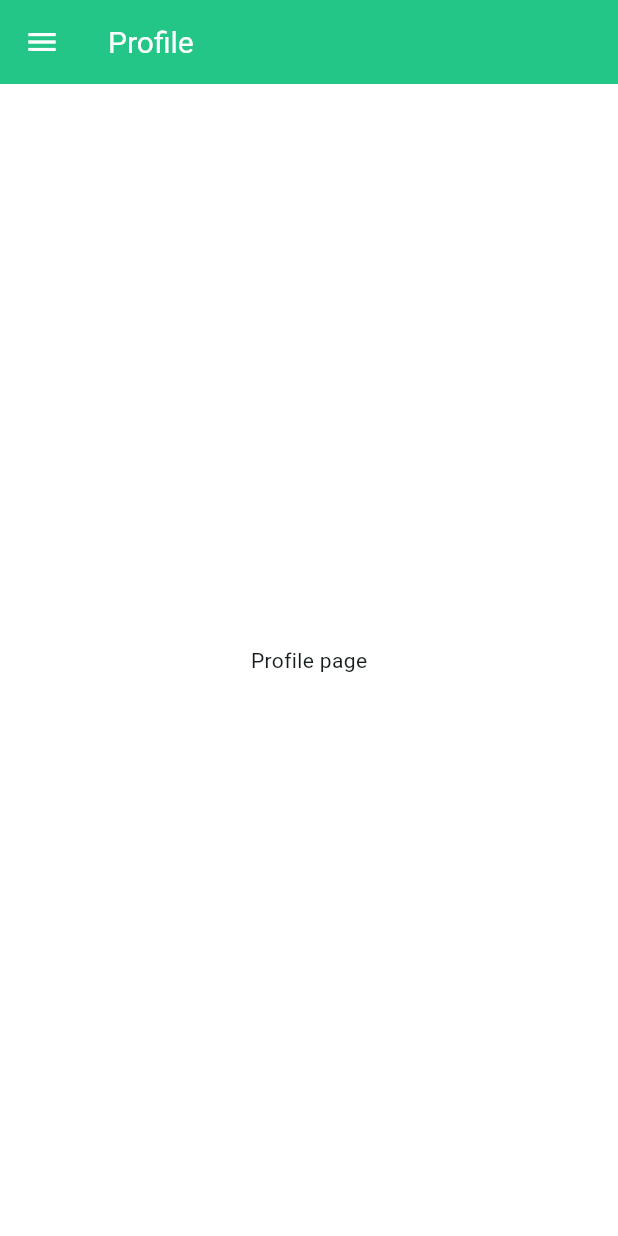
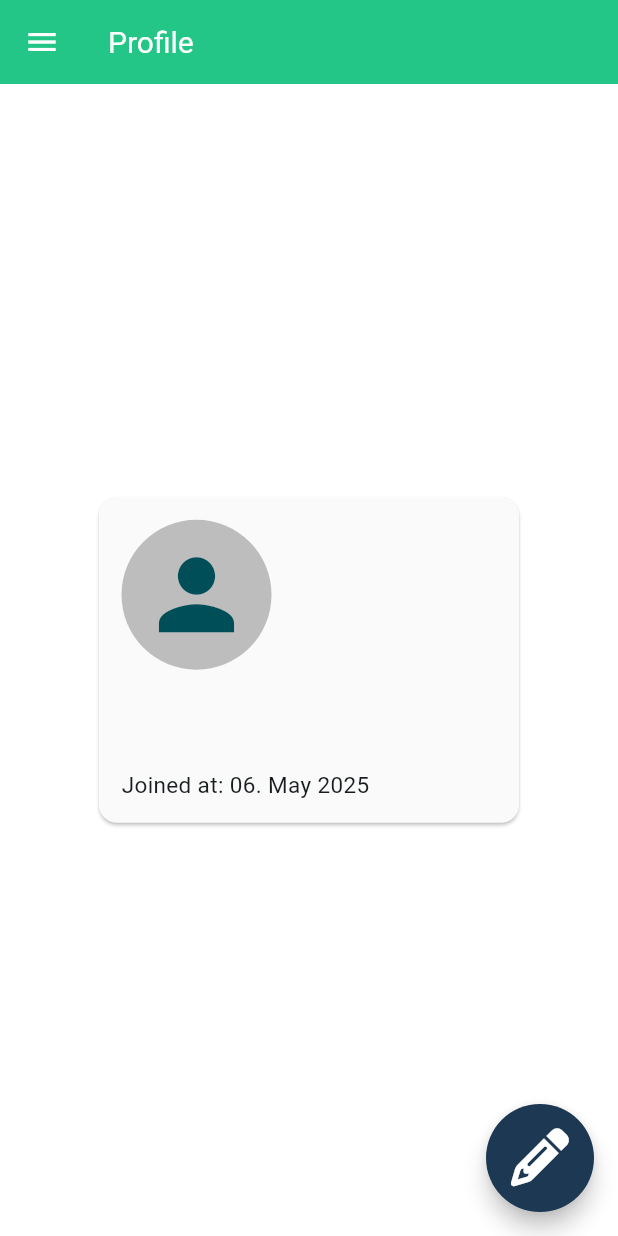
Before and after one commit to JovanZdravkovic/TaskJournalMobile, a Flutter app: the ProfilePage screen opened directly, on a phone screen of 412 x 824 dp. Run offline on Flutter 3.47's test engine with Material 3 defaults, Android fonts, the phone set to English and light mode, and no system bars; our stand-ins replace cookie_jar, dio, dio_cookie_manager, email_validator, file_picker, flutter_datetime_picker_plus and 2 more; accounts and stored records are empty; network calls fail.

Commit message:
Added profile page

```diff
--- a/task_journal_mobile/lib/constants.dart
+++ b/task_journal_mobile/lib/constants.dart
@@ -39,3 +39,6 @@ const kTaskCardHeight = 400.0;
 const kInputBorderRadius = 15.0;
 const kChipBorderRadius = 20.0;
 const kCardBorderRadius = 8.0;
+
+const kProfileIconRadius = 50.0;
+const kAlternativeProfileIconSize = 75.0;
--- a/task_journal_mobile/lib/main.dart
+++ b/task_journal_mobile/lib/main.dart
@@ -12,6 +12,7 @@ import 'package:task_journal_mobile/services/auth_service.dart';
 import 'package:task_journal_mobile/services/base_service.dart';
 import 'package:task_journal_mobile/services/tasks_history_service.dart';
 import 'package:task_journal_mobile/services/tasks_service.dart';
+import 'package:task_journal_mobile/services/user_service.dart';
 import 'package:task_journal_mobile/utils/auth_guard.dart';
 import 'package:task_journal_mobile/utils/theme.dart';
 
@@ -31,6 +32,9 @@ void main() {
         ),
         ProxyProvider<BaseService, TasksHistoryService>(
           update: (context, baseService, previous) => TasksHistoryService(baseService: baseService),
+        ),
+        ProxyProvider<BaseService, UserService>(
+          update: (context, baseService, previous) => UserService(baseService: baseService),
         ),
       ],
       child: const TaskJournalApp(),
--- a/task_journal_mobile/lib/screens/profile.dart
+++ b/task_journal_mobile/lib/screens/profile.dart
@@ -1,4 +1,14 @@
+import 'dart:typed_data';
+
+import 'package:file_picker/file_picker.dart';
 import 'package:flutter/material.dart';
+import 'package:font_awesome_flutter/font_awesome_flutter.dart';
+import 'package:intl/intl.dart';
+import 'package:provider/provider.dart';
+import 'package:task_journal_mobile/constants.dart';
+import 'package:task_journal_mobile/models/user.dart';
+import 'package:task_journal_mobile/services/user_service.dart';
+import 'package:task_journal_mobile/utils/theme.dart';
 import 'package:task_journal_mobile/widgets/drawer.dart';
 
 class ProfilePage extends StatefulWidget {
@@ -9,16 +19,127 @@ class ProfilePage extends StatefulWidget {
 }
 
 class _ProfilePageState extends State<ProfilePage> {
+
+  String pickedFile = 'Pick a file';
+  Uint8List? imageBytes;
+  User? user;
+
+  Future<void> openFilePicker() async {
+    FilePickerResult? result = await FilePicker.platform.pickFiles(type: FileType.any);
+    if(result != null) {
+      setState(() {
+        pickedFile = result.files.first.name;
+      });
+    }
+  }
+
+  void getIcon() async {
+    final bytes = await Provider.of<UserService>(context, listen: false).getIcon();
+    setState(() {
+      imageBytes = bytes;
+    });
+  }
+
+  void getUser() async {
+    final userResult = await Provider.of<UserService>(context, listen: false).getUser();
+    setState(() {
+      user = userResult;
+    });
+  }
+
+  @override
+  void initState() {
+    super.initState();
+    getUser();
+    getIcon();
+  }
+
   @override
   Widget build(BuildContext context) {
+    if(user != null) {
+      return Scaffold(
+        appBar: AppBar(
+          title: const Text('Profile'),
+        ),
+        drawer: const NavigationDrawerWidget(),
+        body: Center(
+          child: Card(
+            child: Padding(
+              padding: const EdgeInsets.all(kStandardPadding),
+              child: Column(
+                crossAxisAlignment: CrossAxisAlignment.start,
+                mainAxisSize: MainAxisSize.min,
+                children: [
+                  if (imageBytes != null) ...[
+                    CircleAvatar(
+                      radius: kProfileIconRadius,
+                      backgroundImage: MemoryImage(imageBytes!),
+                    ),
+                    const SizedBox(
+                      height: kExtraSmallSpacingBoxSize,
+                      width: kExtraSmallSpacingBoxSize,
+                    ),
+                  ],
+                  if (imageBytes == null) ...[
+                    CircleAvatar(
+                      radius: kProfileIconRadius,
+                      backgroundColor: Colors.grey.shade400,
+                      child: const Icon(Icons.person, size: kAlternativeProfileIconSize),
+                    ),
+                    const SizedBox(
+                      height: kExtraSmallSpacingBoxSize,
+                      width: kExtraSmallSpacingBoxSize,
+                    ),
+                  ],
+                  SizedBox(
+                    width: kMediumInputWidth,
+                    child: Text(user!.username, style: cardTextStyle,)
+                  ),
+                  const SizedBox(
+                    height: kExtraSmallSpacingBoxSize,
+                    width: kExtraSmallSpacingBoxSize,
+                  ),
+                  SizedBox(
+                    width: kMediumInputWidth,
+                    child: Text(user!.email, style: cardTextStyle,)
+                  ),
+                  const SizedBox(
+                    height: kExtraSmallSpacingBoxSize,
+                    width: kExtraSmallSpacingBoxSize,
+                  ),
+                  SizedBox(
+                    width: kMediumInputWidth,
+                    child: Text('Joined at: ${DateFormat('dd. MMM yyyy').format(user!.createdAt)}', style: cardTextStyle),
+                  ),
+                ],
+              ),
+            ),
+          ),
+        ),
+        floatingActionButton: SizedBox(
+          height: kFloatingActionButtonSize,
+          width: kFloatingActionButtonSize,
+          child: FittedBox(
+            child: FloatingActionButton(
+              onPressed: () {},
+              heroTag: null,
+              shape: const CircleBorder(),
+              backgroundColor: dark,
+              child: const FaIcon(FontAwesomeIcons.pencil, color: white, size: kLargeIconSize,),
+            ),
+          ),
+        ),
+      );
+    } else {
       return Scaffold(
         appBar: AppBar(
           title: const Text('Profile'),
         ),
         drawer: const NavigationDrawerWidget(),
         body: const Center(
-        child: Text('Profile page'),
+          child: CircularProgressIndicator(),
         ),
       );
     }
   }
+}
--- a/task_journal_mobile/pubspec.yaml
+++ b/task_journal_mobile/pubspec.yaml
@@ -43,6 +43,7 @@ dependencies:
   font_awesome_flutter: ^10.8.0
   multi_dropdown: ^3.0.0
   email_validator: '^3.0.0'
+  file_picker: 6.0.0
 
 dev_dependencies:
   flutter_test:
```
Also changed, not shown: task_journal_mobile/lib/services/base_service.dart (+25 -0 lines), task_journal_mobile/lib/services/user_service.dart (added, +33 -0 lines). Lines whose indentation alone changed are shown as unchanged.
